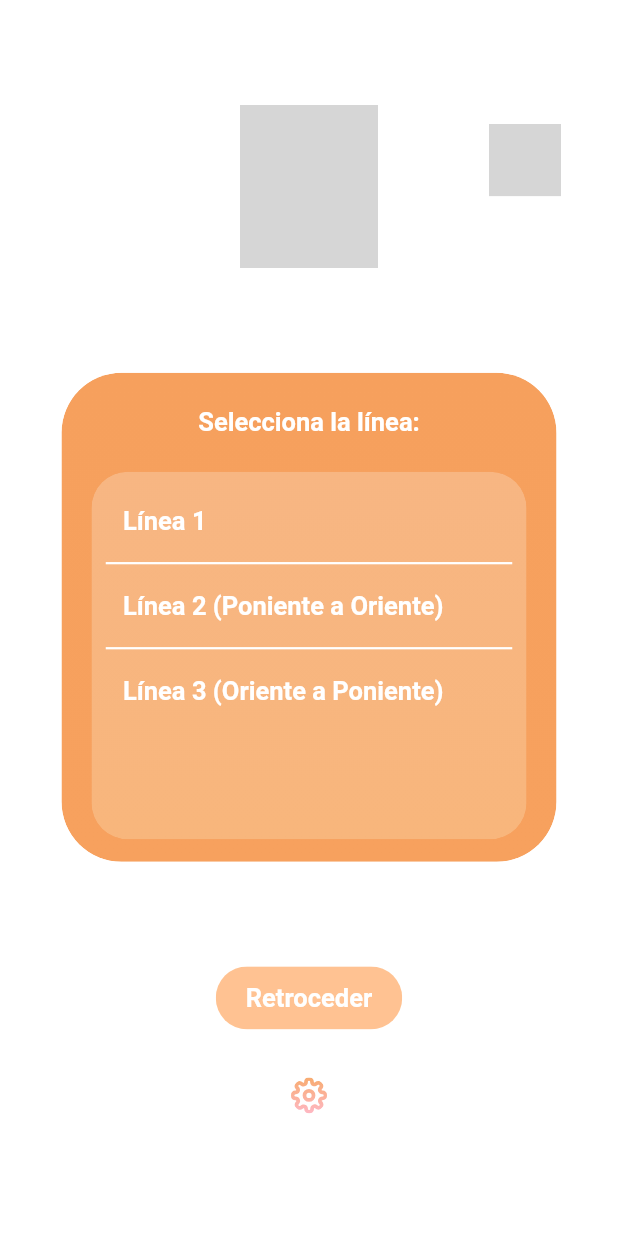
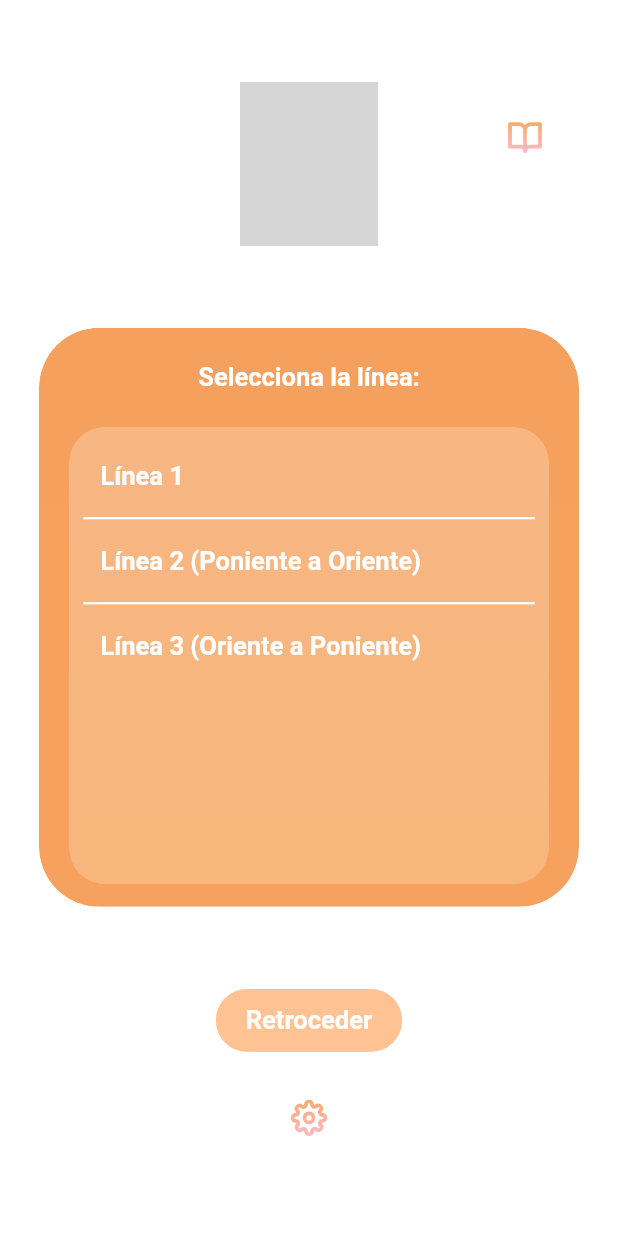
Before and after one commit to rafael-mex/anuncia-mi-llegada, a Flutter app: the screen it shows after launch, after a tap on "Cablebús", on a phone screen of 412 x 824 dp. Run offline on Flutter 3.47's test engine with Material 3 defaults, Android fonts, the phone set to English and light mode, and no system bars; our stand-ins replace flutter_svg, go_router, share_plus, shared_preferences; missing offline and left inert: flutter_inner_shadow, light_dark_theme_toggle; Roboto replaces fonts that are missing (Nunito); project files that could hold a hidden picture were left out; grey boxes are pictures that could not be loaded.

Commit message:
refactor: se agrandó el widget

```diff
--- a/lib/presentation/widgets/selector/selector_widget.dart
+++ b/lib/presentation/widgets/selector/selector_widget.dart
@@ -17,8 +17,8 @@ class SelectorWidget extends StatelessWidget {
     super.key,
     required this.selectorsTitle,
     required this.listItems,
-    this.glassContainerWidth = 290,
-    this.glassContainerHeight = 245,
+    this.glassContainerWidth = 320,
+    this.glassContainerHeight = 305,
     this.orangePadding = 20,
     this.listContentPadding = 5,
     this.dividerWidthModifier = 9,
@@ -82,7 +82,7 @@ class SelectorWidget extends StatelessWidget {
         builder: (context, isDark, _) => SizedBox(
           // Contenedor naranja (Orange Container)
           width: _orangeContainerWidth,
-          height: 326,
+          height: 386,
           child: Stack(
             children: [
               Positioned.fill(
--- a/lib/presentation/widgets/shared/selector_screen_layout.dart
+++ b/lib/presentation/widgets/shared/selector_screen_layout.dart
@@ -1,6 +1,6 @@
 import 'package:flutter/material.dart';
 import '../icons/map_icon.dart';
-import 'buttons/record_button.dart';
+import 'buttons/history_button.dart';
 import 'buttons/return_button.dart';
 import 'buttons/settings_button.dart';
 
@@ -25,11 +25,7 @@ class SelectorScreenLayout extends StatelessWidget {
           Stack(
             children: [
               const Center(child: MapIcon()),
-              const Positioned(
-                right: 38,
-                top: 13,
-                child: RecordButton(),
-              ),
+              const Positioned(right: 38, top: 13, child: HistoryButton()),
             ],
           ),
           const Spacer(),
```
Also changed, not shown: lib/presentation/screens/selectors/selector_screen/selector_screen.dart (+25 -13 lines).
